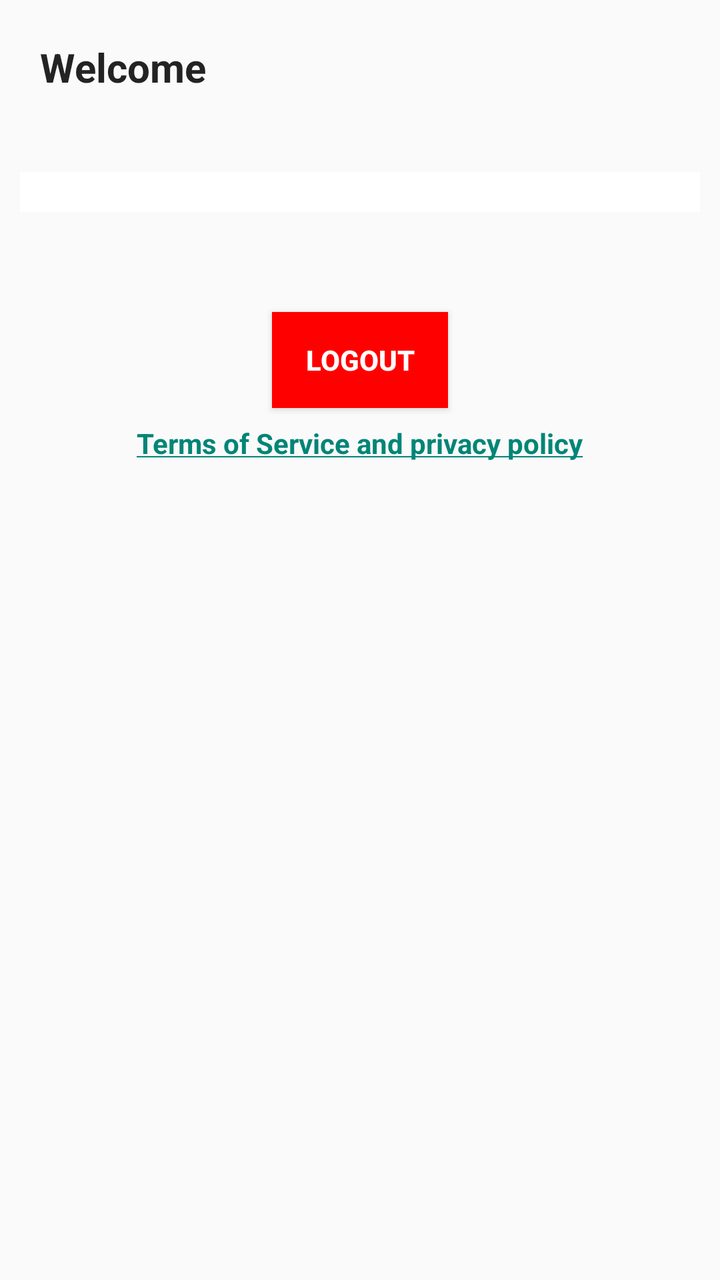
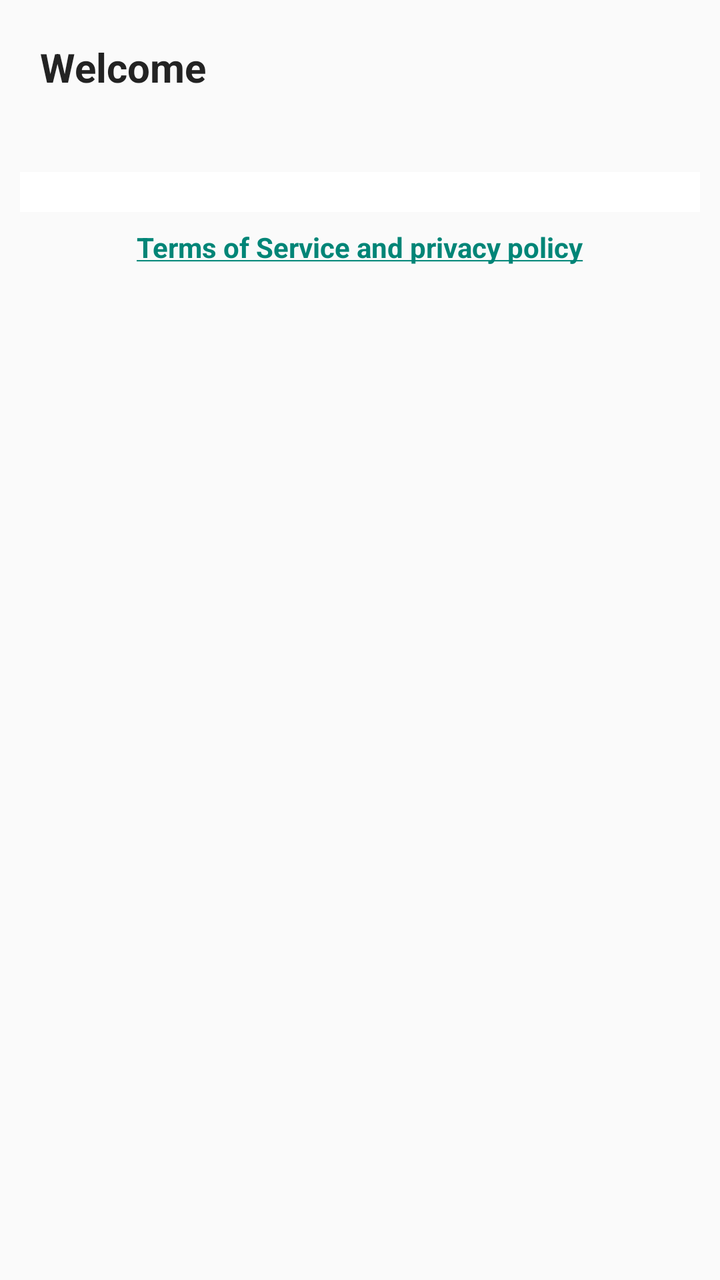

Compare the two renders of this Android layout. The source of the first and the diff that turns it into the second are given below.
<!-- AndroidManifest.xml: application theme Theme.Farewell -->
<!-- res/layout/userpage_activity.xml -->
<?xml version="1.0" encoding="utf-8"?>
<ScrollView android:layout_width="match_parent"
    android:layout_height="match_parent"
    xmlns:android="http://schemas.android.com/apk/res/android">

    <LinearLayout xmlns:android="http://schemas.android.com/apk/res/android"
        android:layout_width="match_parent"
        android:layout_height="wrap_content"
        android:orientation="vertical">


        <TextView
            android:layout_width="wrap_content"
            android:layout_height="wrap_content"
            android:text="Welcome"
            android:layout_marginTop="20dp"
            android:layout_marginStart="20dp"
            android:textColor="#232323"
            android:textSize="20sp"
            android:textStyle="bold"/>


        <TextView
            android:id="@+id/userEmail"
            android:layout_width="wrap_content"
            android:layout_height="wrap_content"
            android:text=""
            android:layout_marginStart="20dp"
            android:layout_marginTop="10dp"
            android:textStyle="bold"/>


        <androidx.recyclerview.widget.RecyclerView
            android:id="@+id/Usereulogylist"
            android:layout_width="match_parent"
            android:layout_height="match_parent"
            android:layout_marginLeft="10dp"
            android:layout_marginRight="10dp"
            android:layout_marginTop="10dp"
            android:background="#FFFFFF"
            android:divider="@null"
            android:dividerHeight="3dp"
            android:padding="10dp"
            android:scrollbars="none"
            android:textColor="#FFF" />


        <androidx.appcompat.widget.AppCompatButton
            android:id="@+id/logout_button"
            android:layout_width="wrap_content"
            android:layout_height="wrap_content"
            android:text="Logout"
            android:layout_marginTop="50dp"
            android:background="#FF0000"
            android:layout_gravity="center"
            android:textColor="@color/white"
            android:textStyle="bold" />

        <TextView
            android:id="@+id/termsPrivacy"
            android:layout_width="wrap_content"
            android:layout_height="wrap_content"
            android:text="@string/privacyTerms"
            android:textStyle="bold"
            android:layout_gravity="center"
            android:textColor="#040C3C"
            android:layout_marginTop="8dp"
            android:layout_marginBottom="10dp"
            >
        </TextView>
    </LinearLayout>


</ScrollView>
<!-- resources referenced by this layout -->
<resources>
  <color name="white">#FFFFFFFF</color>
  <string name="privacyTerms"><a href="https://docs.google.com/document/d/1sgHQHA-U33cbjYM7uybh4nyao8Map13r_-0I0gmw1wA">Terms of Service and privacy policy</a></string>
  <style name="Theme.Farewell" parent="Theme.AppCompat.Light.DarkActionBar" />
</resources>

<!-- the commit's change to res/layout/userpage_activity.xml (unified diff, before → after) -->
@@ -45,17 +45,6 @@
             android:textColor="#FFF" />
 
 
-        <androidx.appcompat.widget.AppCompatButton
-            android:id="@+id/logout_button"
-            android:layout_width="wrap_content"
-            android:layout_height="wrap_content"
-            android:text="Logout"
-            android:layout_marginTop="50dp"
-            android:background="#FF0000"
-            android:layout_gravity="center"
-            android:textColor="@color/white"
-            android:textStyle="bold" />
-
         <TextView
             android:id="@+id/termsPrivacy"
             android:layout_width="wrap_content"
<!-- resource entries referenced after the edit -->
@@ -1,6 +1,5 @@
 <!-- resources referenced by this layout -->
 <resources>
-  <color name="white">#FFFFFFFF</color>
   <string name="privacyTerms"><a href="https://docs.google.com/document/d/1sgHQHA-U33cbjYM7uybh4nyao8Map13r_-0I0gmw1wA">Terms of Service and privacy policy</a></string>
   <style name="Theme.Farewell" parent="Theme.AppCompat.Light.DarkActionBar" />
 </resources>
